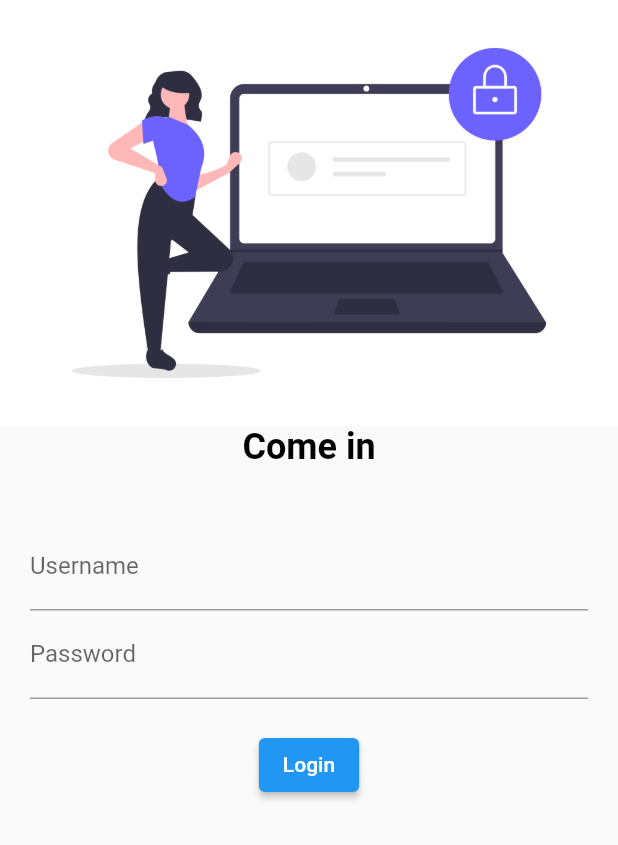
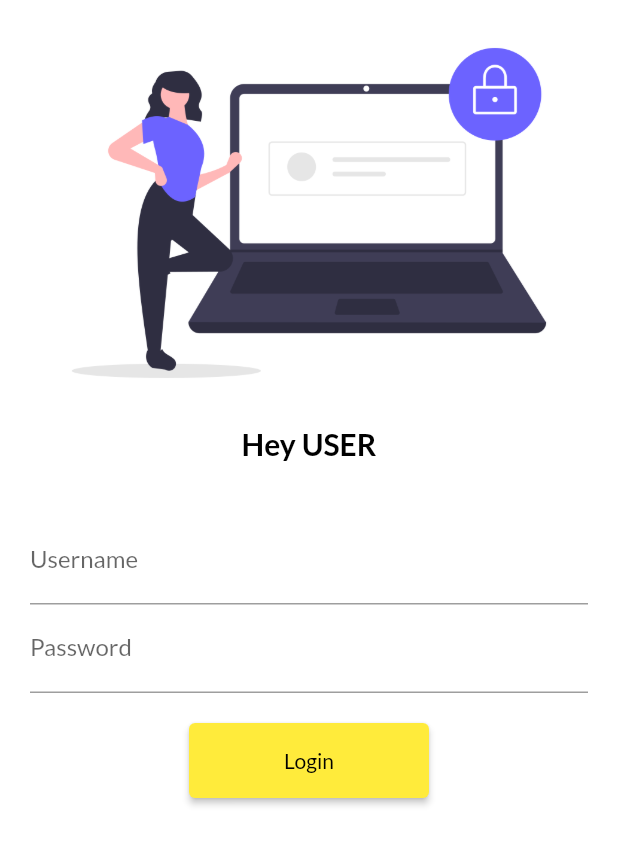
Before and after one commit to nikhlu07/flutter, a Flutter app: the screen it shows after launch, on a phone screen of 412 x 824 dp. Shown: the top 845 px of the screen. Run offline on Flutter 3.47's test engine with Material 2 defaults, Android fonts, the phone set to English and light mode, and no system bars; our stand-ins replace google_fonts.

Commit message:
flutter-5

```diff
--- a/lib/main.dart
+++ b/lib/main.dart
@@ -1,5 +1,6 @@
 import 'package:first_app/pages/home.dart';
 import 'package:first_app/pages/login_page.dart';
+import 'package:first_app/utils/routes.dart';
 import 'package:flutter/material.dart';
 import 'package:google_fonts/google_fonts.dart';
 void main(){
@@ -10,10 +11,10 @@ class MyApp extends StatelessWidget{
   Widget build(BuildContext context){
     return MaterialApp(
       // home:HomePage(),
-  //     theme: ThemeData(
-  //       primarySwatch: Colors.yellow,
-  //       fontFamily: GoogleFonts.ooohBaby().fontFamily,
-  // ),
+      theme: ThemeData(
+        primarySwatch: Colors.yellow,
+        fontFamily: GoogleFonts.lato().fontFamily,
+  ),
 
       // themeMode: ThemeMode.dark,
       // darkTheme:ThemeData(
@@ -22,8 +23,8 @@ class MyApp extends StatelessWidget{
       // initialRoute:"/home",
       routes: {
         "/": (context)=> LoginPage(),
-        "/home": (context) => HomePage(),
-        "/login": (context)=> LoginPage()
+        MyRoutes.homeRoute: (context) => HomePage(),
+        MyRoutes.loginRoute: (context)=> LoginPage()
       },
     );
   }
--- a/lib/pages/login_page.dart
+++ b/lib/pages/login_page.dart
@@ -1,18 +1,22 @@
 // import 'dart:html';
 
+import 'package:first_app/utils/routes.dart';
 import 'package:flutter/material.dart';
 import 'package:google_fonts/google_fonts.dart';
 class LoginPage extends StatelessWidget{
   @override
   Widget build(BuildContext context){
     return Material(
+       color:Colors.white,
+       child:SingleChildScrollView(
       child: Column(children: [
-        Image.asset("assets/images/nik.png",
+         Image.asset("assets/images/nik.png",
         fit:BoxFit.cover,
+        // height:500,
         ),
-        Text("Come in",
+        Text("Hey USER",
         style:TextStyle(color:Colors.black,
-        fontSize:24,
+        fontSize:20,
         // fontFamily: "assets\fonts\OoohBaby-Regular.ttf",
         fontWeight: FontWeight.bold,
         ),
@@ -40,14 +44,15 @@ class LoginPage extends StatelessWidget{
         SizedBox(height:20.0,),
         ElevatedButton(
           child:Text("Login"),
-          style:TextButton.styleFrom(),
+          style:TextButton.styleFrom(minimumSize :Size(160,50)),
           onPressed:(){
-            print("Hi User");
-          }),
+            Navigator.pushNamed(context,MyRoutes.homeRoute);
+          },)
       ],
       ),
         ),
       ],
-    ));
+    )),
+    );
   }
 }
--- /dev/null
+++ b/lib/utils/routes.dart
@@ -0,0 +1,4 @@
+class MyRoutes{
+  static String loginRoute="/login";
+  static String homeRoute="/home";
+}
```
